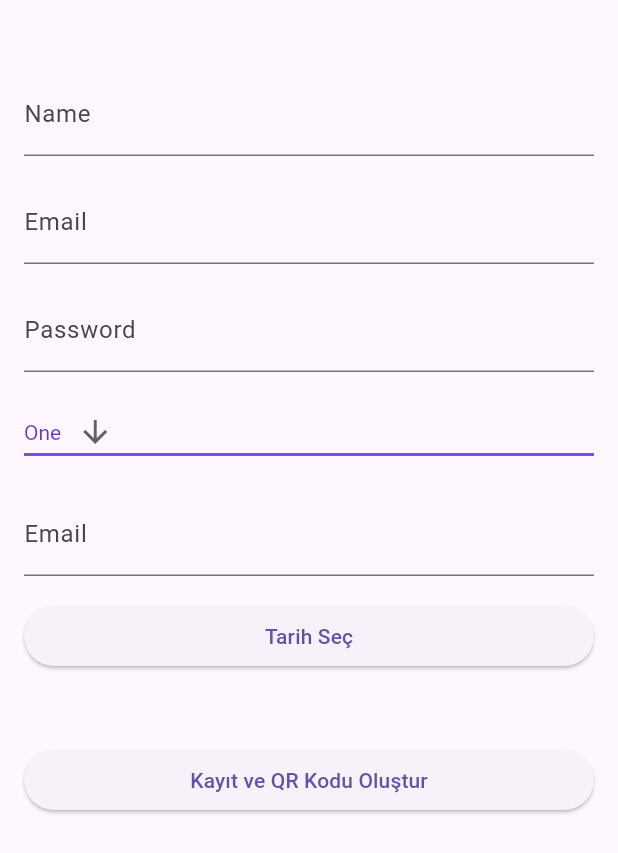
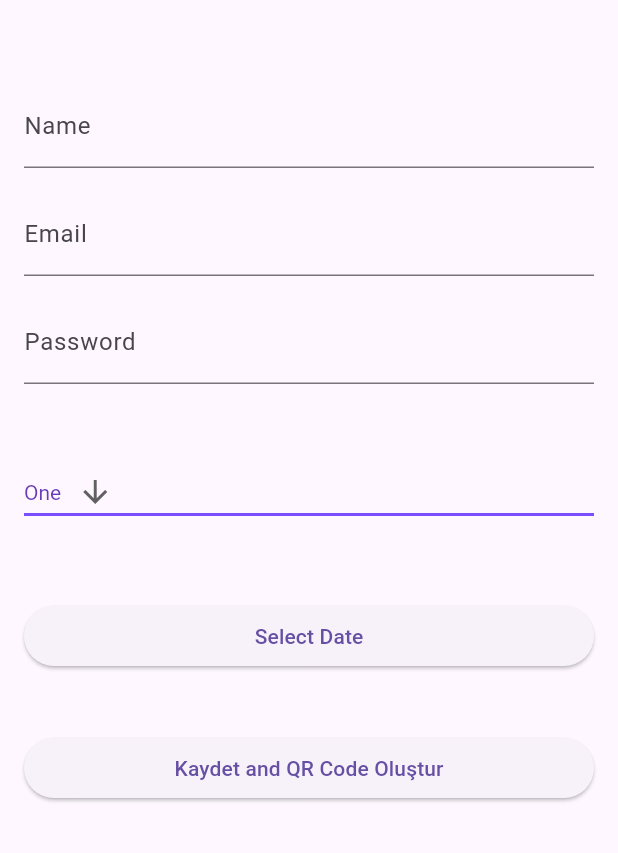
Before and after one commit to mehmetyesilyurtt/NewFlutterApp, a Flutter app: the Person widget shown alone on an empty page, opened directly, on a phone screen of 412 x 824 dp. Shown: the top 853 px of the screen. Run offline on Flutter 3.47's test engine with Material 3 defaults, Android fonts, the phone set to English and light mode, and no system bars; our stand-ins replace qr_flutter; missing offline and left inert: qr_code_scanner; network calls fail.

Commit message:
QR
QR Generator de hatalar düzeltildi qr oluşturuyor

```diff
--- a/lib/SavePerson.dart
+++ b/lib/SavePerson.dart
@@ -2,61 +2,68 @@ import 'package:flutter/material.dart';
 import 'package:qr_flutter/qr_flutter.dart';
 
 class SavePerson extends StatelessWidget {
-  const SavePerson({super.key});
+  const SavePerson({Key? key});
 
   @override
   Widget build(BuildContext context) {
-    return Person();
+    return const Person();
   }
 }
 
 class Person extends StatefulWidget {
-  const Person({super.key});
+  const Person({Key? key});
   @override
-  State<Person> createState() => _NavigationExampleState();
+  State<Person> createState() => _PersonState();
 }
 
-class _NavigationExampleState extends State<Person> {
-  // Fonksiyon, QR kodunu oluşturur ve bir Image widget'ı döndürür.
+class _PersonState extends State<Person> {
+  final TextEditingController nameController = TextEditingController();
+  final TextEditingController emailController = TextEditingController();
+  final TextEditingController passwordController = TextEditingController();
+
+  List<String> list = <String>['One', 'Two', 'Three', 'Four'];
+  String dropdownValue = 'One';
+  DateTime? selectedDate;
 
   Widget generateQRCode(String data) {
-    return QrImageView(
+    return SizedBox(
+      width: 300, // Genişliği belirleyin
+      height: 300, // Yüksekliği belirleyin
+      child: Container(
+        color: Colors.white, // İsteğe bağlı olarak arka plan rengi
+        child: QrImageView(
           data: data,
           version: QrVersions.auto,
-      backgroundColor: Colors.transparent,
+          backgroundColor: Colors.white,
           // ignore: deprecated_member_use
           foregroundColor: Colors.black,
           size: 300,
-      padding: EdgeInsets.all(10),
-      gapless: true,
-      errorStateBuilder: (context, error) => Text("Hata"),
-      errorCorrectionLevel: QrErrorCorrectLevel.L,
-      constrainErrorBounds: true,
+        ),
+      ),
     );
   }
 
   @override
   Widget build(BuildContext context) {
-    return Padding(
-      padding: const EdgeInsets.only(top: 32.0, left: 16.0, right: 16.0),
-      child: Column(
-        crossAxisAlignment: CrossAxisAlignment.stretch,
-        children: [
+    List<Widget> formFields = [
     SizedBox(height: 16.0),
       TextFormField(
+        controller: nameController,
         decoration: InputDecoration(labelText: 'Name'),
       ),
-          SizedBox(height: 16.0),
       TextFormField(
+        controller: emailController,
         decoration: InputDecoration(labelText: 'Email'),
       ),
-          SizedBox(height: 16.0),
       TextFormField(
+        controller: passwordController,
         decoration: InputDecoration(labelText: 'Password'),
         obscureText: true,
       ),
       SizedBox(height: 16.0),
-          DropdownButton<String>(
+      // DropdownButton widget'ını Expanded ile sarmalama
+      Expanded(
+        child: DropdownButton<String>(
           value: dropdownValue,
           icon: const Icon(Icons.arrow_downward),
           elevation: 16,
@@ -66,7 +73,6 @@ class _NavigationExampleState extends State<Person> {
             color: Colors.deepPurpleAccent,
           ),
           onChanged: (String? value) {
-              // This is called when the user selects an item.
             setState(() {
               dropdownValue = value!;
             });
@@ -78,9 +84,6 @@ class _NavigationExampleState extends State<Person> {
             );
           }).toList(),
         ),
-          SizedBox(height: 16.0),
-          TextFormField(
-            decoration: InputDecoration(labelText: 'Email'),
       ),
       SizedBox(height: 16.0),
       ElevatedButton(
@@ -98,23 +101,21 @@ class _NavigationExampleState extends State<Person> {
           }
         },
         child: Text(selectedDate == null
-                ? 'Tarih Seç'
-                : 'Seçilen Tarih: ${selectedDate!.day}/${selectedDate!.month}/${selectedDate!.year}'),
+            ? 'Select Date'
+            : 'Selected Date: ${selectedDate!.day}/${selectedDate!.month}/${selectedDate!.year}'),
       ),
-          SizedBox(height: 24.0),
-          SizedBox(height: 24.0),
+    ];
+
+    List<Widget> buttons = [
       ElevatedButton(
         onPressed: () {
-              // Kullanıcının girdiği verileri al
           String data = "Name: ${nameController.text}\n"
               "Email: ${emailController.text}\n"
               "Password: ${passwordController.text}\n"
               "Dropdown: $dropdownValue\n"
               "Selected Date: ${selectedDate!.day}/${selectedDate!.month}/${selectedDate!.year}\n";
 
-              // QR kodunu oluştur
           Widget qrCode = generateQRCode(data);
-              // QR kodunu göster
 
           showDialog(
             context: context,
@@ -125,19 +126,30 @@ class _NavigationExampleState extends State<Person> {
             },
           );
         },
-            child: Text('Kayıt ve QR Kodu Oluştur'),
+        child: Text('Kaydet and QR Code Oluştur'),
       ),
+    ];
+
+    return Padding(
+      padding: const EdgeInsets.all(16.0),
+      child: Column(
+        crossAxisAlignment: CrossAxisAlignment.stretch,
+        children: [
+          ...formFields
+              .map((field) => Padding(
+                    padding: const EdgeInsets.symmetric(vertical: 8.0),
+                    child: field,
+                  ))
+              .toList(),
+          SizedBox(height: 24.0),
+          ...buttons
+              .map((button) => Padding(
+                    padding: const EdgeInsets.symmetric(vertical: 8.0),
+                    child: button,
+                  ))
+              .toList(),
         ],
       ),
     );
   }
 }
-
-// Örnek bir controller tanımı
-final TextEditingController nameController = TextEditingController();
-final TextEditingController emailController = TextEditingController();
-final TextEditingController passwordController = TextEditingController();
-
-List<String> list = <String>['One', 'Two', 'Three', 'Four'];
-String dropdownValue = list.first;
-DateTime? selectedDate;
--- a/pubspec.yaml
+++ b/pubspec.yaml
@@ -19,7 +19,7 @@ publish_to: 'none' # Remove this line if you wish to publish to pub.dev
 version: 1.0.0+1
 
 environment:
-  sdk: '>=3.2.1 <4.0.0'
+  sdk: '>=3.0.6 <4.0.0'
 
 # Dependencies specify other packages that your package needs in order to work.
 # To automatically upgrade your package dependencies to the latest versions
@@ -34,7 +34,7 @@ dependencies:
 
   qr_code_scanner: ^1.0.1
   http: ^0.13.4
-  qr_flutter: ^4.1.0
+  qr_flutter: ^4.0.0
   flutter_local_notifications: ^6.0.0
 
 dev_dependencies:
```
Also changed, not shown: pubspec.lock, 2 other files. Lines whose indentation alone changed are shown as unchanged.
